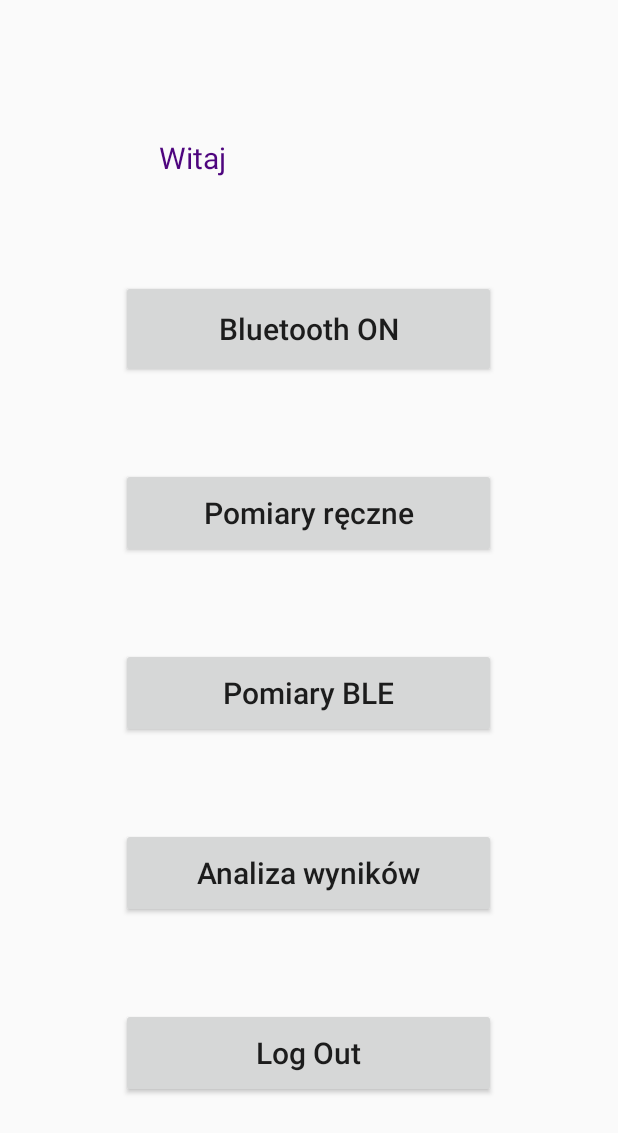
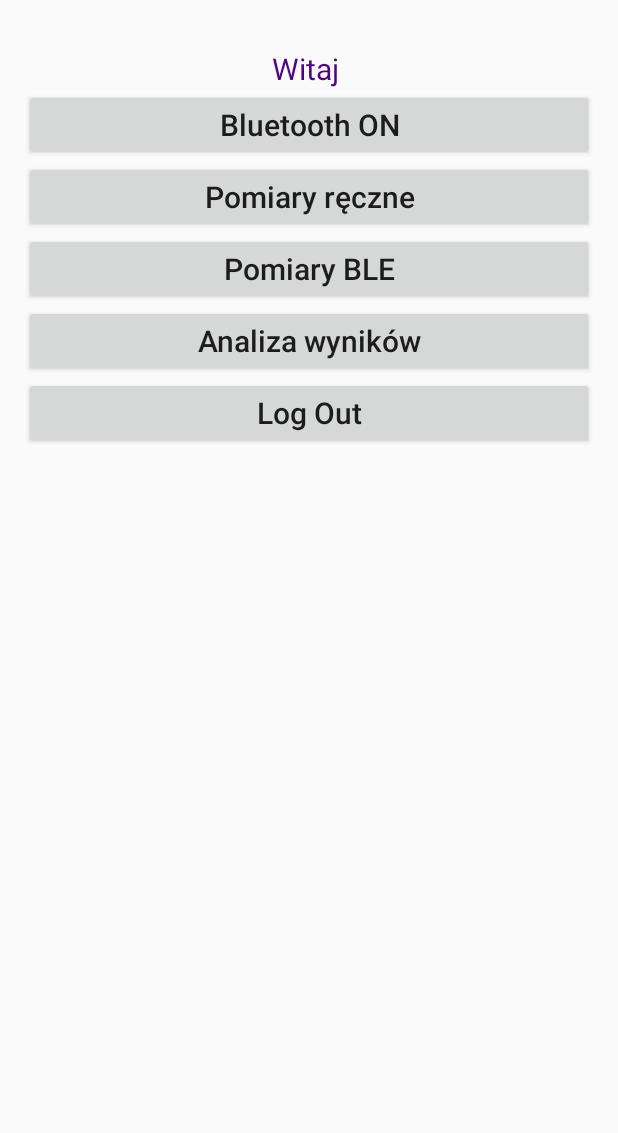
Before and after one commit to d0m1n1k4/e-HealthCare, an Android app: the HeartRateMeasurementActivity screen opened directly, with no data from a screen before it, after a tap on "POWRÓT", on a phone screen of 412 x 824 dp. Shown: the top 1133 px of the screen. Run offline under Robolectric (Android 15) with nearby library versions, the phone set to English and light mode, and no system bars; our stand-ins replace Firebase (no records; nobody signed in at launch, a user with empty details on screens opened directly); libraries missing offline, so code that uses them is left out: com.google.api.client, com.google.api.services.

Commit message:
Zmiany w części frontend aplikacji - poprawa layoutu i wyglądu wszystkich dashboardów

```diff
--- a/app/src/main/res/layout/activity_ble_measurement.xml
+++ b/app/src/main/res/layout/activity_ble_measurement.xml
@@ -3,6 +3,7 @@
     xmlns:app="http://schemas.android.com/apk/res-auto"
     xmlns:tools="http://schemas.android.com/tools"
     android:layout_width="match_parent"
+    android:background="#888A66CD"
     android:layout_height="match_parent"
     tools:context=".HeartRateMeasurementActivity">
 
@@ -10,7 +11,7 @@
         android:id="@+id/headerTextView"
         android:layout_width="match_parent"
         android:layout_height="wrap_content"
-        android:text="@string/pomiary_r_czne"
+        android:text="@string/pomiary_ble"
         android:textSize="24sp"
         android:layout_marginTop="16dp"
         app:layout_constraintTop_toTopOf="parent"
--- a/app/src/main/res/layout/activity_heart_rate_measurement.xml
+++ b/app/src/main/res/layout/activity_heart_rate_measurement.xml
@@ -3,6 +3,7 @@
     xmlns:app="http://schemas.android.com/apk/res-auto"
     xmlns:tools="http://schemas.android.com/tools"
     android:layout_width="match_parent"
+    android:background="#888A66CD"
     android:layout_height="match_parent"
     tools:context=".HeartRateMeasurementActivity">
 
--- a/app/src/main/res/layout/activity_result_analysis.xml
+++ b/app/src/main/res/layout/activity_result_analysis.xml
@@ -3,6 +3,7 @@
     xmlns:app="http://schemas.android.com/apk/res-auto"
     xmlns:tools="http://schemas.android.com/tools"
     android:layout_width="match_parent"
+    android:background="#888A66CD"
     android:layout_height="match_parent"
     tools:context=".ResultAnalysisActivity">
 
--- a/app/src/main/res/layout/dashboard.xml
+++ b/app/src/main/res/layout/dashboard.xml
@@ -1,61 +1,82 @@
 <?xml version="1.0" encoding="utf-8"?>
-<LinearLayout xmlns:android="http://schemas.android.com/apk/res/android"
+<androidx.constraintlayout.widget.ConstraintLayout xmlns:android="http://schemas.android.com/apk/res/android"
+    xmlns:app="http://schemas.android.com/apk/res-auto"
+    xmlns:tools="http://schemas.android.com/tools"
     android:layout_width="match_parent"
     android:layout_height="match_parent"
-    android:orientation="vertical"
-    android:gravity="center">
+    android:padding="16dp"
+    tools:context=".DashboardActivity">
 
     <TextView
         android:id="@+id/dashboardTextView"
-        android:layout_width="200dp"
-        android:layout_height="35dp"
-        android:layout_gravity="center_horizontal"
+        android:layout_width="0dp"
+        android:layout_height="wrap_content"
+        android:layout_marginTop="16dp"
         android:textColor="#4E057E"
-        android:textSize="20dp" />
+        android:textSize="20sp"
+        android:gravity="center"
+        app:layout_constraintStart_toStartOf="parent"
+        app:layout_constraintEnd_toEndOf="parent"
+        app:layout_constraintTop_toTopOf="parent"
+        app:layout_constraintBottom_toTopOf="@+id/btON" />
 
     <Button
         android:id="@+id/btON"
-        android:layout_width="250dp"
-        android:layout_height="65dp"
-        android:layout_marginTop="60dp"
+        android:layout_width="0dp"
+        android:layout_height="wrap_content"
         android:text="Bluetooth ON"
         android:textAllCaps="false"
-        android:textSize="20dp" />
+        android:textSize="20sp"
+        app:layout_constraintStart_toStartOf="parent"
+        app:layout_constraintEnd_toEndOf="parent"
+        app:layout_constraintTop_toBottomOf="@+id/dashboardTextView"
+        app:layout_constraintBottom_toTopOf="@+id/manualButton" />
 
     <Button
         android:id="@+id/manualButton"
-        android:layout_width="250dp"
-        android:layout_height="60dp"
-        android:layout_marginTop="60dp"
+        android:layout_width="0dp"
+        android:layout_height="wrap_content"
         android:text="Pomiary ręczne"
-        android:textSize="20dp"
-        android:textAllCaps="false" />
+        android:textSize="20sp"
+        android:textAllCaps="false"
+        app:layout_constraintStart_toStartOf="parent"
+        app:layout_constraintEnd_toEndOf="parent"
+        app:layout_constraintTop_toBottomOf="@+id/btON"
+        app:layout_constraintBottom_toTopOf="@+id/bleButton" />
 
     <Button
         android:id="@+id/bleButton"
-        android:layout_width="250dp"
-        android:layout_height="60dp"
-        android:layout_marginTop="60dp"
+        android:layout_width="0dp"
+        android:layout_height="wrap_content"
         android:text="Pomiary BLE"
-        android:textSize="20dp"
-        android:textAllCaps="false" />
+        android:textSize="20sp"
+        android:textAllCaps="false"
+        app:layout_constraintStart_toStartOf="parent"
+        app:layout_constraintEnd_toEndOf="parent"
+        app:layout_constraintTop_toBottomOf="@+id/manualButton"
+        app:layout_constraintBottom_toTopOf="@+id/resultButton" />
 
     <Button
         android:id="@+id/resultButton"
-        android:layout_width="250dp"
-        android:layout_height="60dp"
-        android:layout_marginTop="60dp"
+        android:layout_width="0dp"
+        android:layout_height="wrap_content"
         android:text="Analiza wyników"
-        android:textSize="20dp"
-        android:textAllCaps="false" />
+        android:textSize="20sp"
+        android:textAllCaps="false"
+        app:layout_constraintStart_toStartOf="parent"
+        app:layout_constraintEnd_toEndOf="parent"
+        app:layout_constraintTop_toBottomOf="@+id/bleButton"
+        app:layout_constraintBottom_toTopOf="@+id/logout" />
 
     <Button
         android:id="@+id/logout"
-        android:layout_width="250dp"
-        android:layout_height="60dp"
-        android:layout_marginTop="60dp"
+        android:layout_width="0dp"
+        android:layout_height="wrap_content"
         android:text="Log Out"
         android:textAllCaps="false"
-        android:textSize="20dp" />
+        android:textSize="20sp"
+        app:layout_constraintStart_toStartOf="parent"
+        app:layout_constraintEnd_toEndOf="parent"
+        app:layout_constraintTop_toBottomOf="@+id/resultButton" />
 
-</LinearLayout>
+</androidx.constraintlayout.widget.ConstraintLayout>
--- a/app/src/main/res/values/strings.xml
+++ b/app/src/main/res/values/strings.xml
@@ -2,5 +2,6 @@
     <string name="app_name">Auth</string>
     <string name="measurement_title">Pomiary ręczne</string>
     <string name="pomiary_r_czne">Pomiary ręczne</string>
+    <string name="pomiary_ble">Pomiary BLE</string>
 	<string name="label_choose_session">Wybierz numer zapisanej sesji pomiarowej:</string>
 </resources>
```
Also changed, not shown: app/src/main/java/com/example/auth/HeartRateMeasurementActivity.java (+13 -3 lines), app/src/main/res/layout/activity_main.xml (+32 -29 lines), app/src/main/res/layout/signup.xml (+24 -28 lines).
